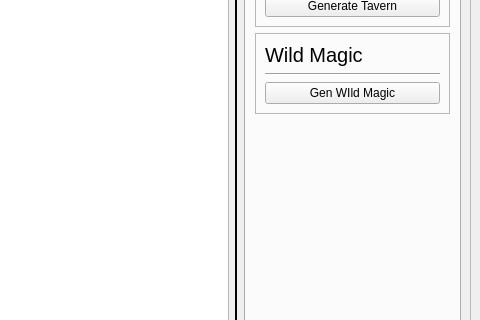
Above: raw_ui_files/ginaa_gui.ui from zerihemla/ginaa before the change; both pictures show x 451 to 931 and y 249 to 569 of the 931 by 781 pixel window. Below: the same form after it.
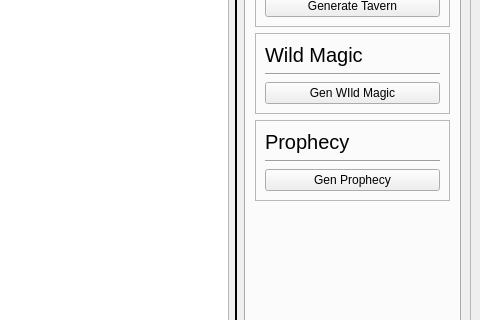
That is the form after the change. The open tabs and pages were chosen to show the change.

Commit message: Built out the prophecy button. Coded it to work.

What changed in the file:
```diff
--- a/raw_ui_files/ginaa_gui.ui
+++ b/raw_ui_files/ginaa_gui.ui
@@ -86,7 +86,7 @@
           <attribute name="title">
            <string>Peeps&amp;&amp;Places</string>
           </attribute>
-          <layout class="QGridLayout" name="gridLayout_16">
+          <layout class="QGridLayout" name="gridLayout_18">
            <item row="0" column="0">
             <widget class="QFrame" name="char_button_frame">
              <property name="frameShape">
@@ -241,6 +241,44 @@
             </widget>
            </item>
            <item row="3" column="0">
+            <widget class="QFrame" name="frame_9">
+             <property name="frameShape">
+              <enum>QFrame::StyledPanel</enum>
+             </property>
+             <property name="frameShadow">
+              <enum>QFrame::Raised</enum>
+             </property>
+             <layout class="QGridLayout" name="gridLayout_16">
+              <item row="0" column="0">
+               <widget class="QLabel" name="prophecy_label">
+                <property name="font">
+                 <font>
+                  <pointsize>15</pointsize>
+                 </font>
+                </property>
+                <property name="text">
+                 <string>Prophecy</string>
+                </property>
+               </widget>
+              </item>
+              <item row="1" column="0">
+               <widget class="Line" name="line_11">
+                <property name="orientation">
+                 <enum>Qt::Horizontal</enum>
+                </property>
+               </widget>
+              </item>
+              <item row="2" column="0">
+               <widget class="QPushButton" name="prophecy_button">
+                <property name="text">
+                 <string>Gen Prophecy</string>
+                </property>
+               </widget>
+              </item>
+             </layout>
+            </widget>
+           </item>
+           <item row="4" column="0">
             <spacer name="verticalSpacer_2">
              <property name="orientation">
               <enum>Qt::Vertical</enum>
```
Left out of the diff: 8 changed lines with no effect on the pictures. The commit also changes 2 other files.
